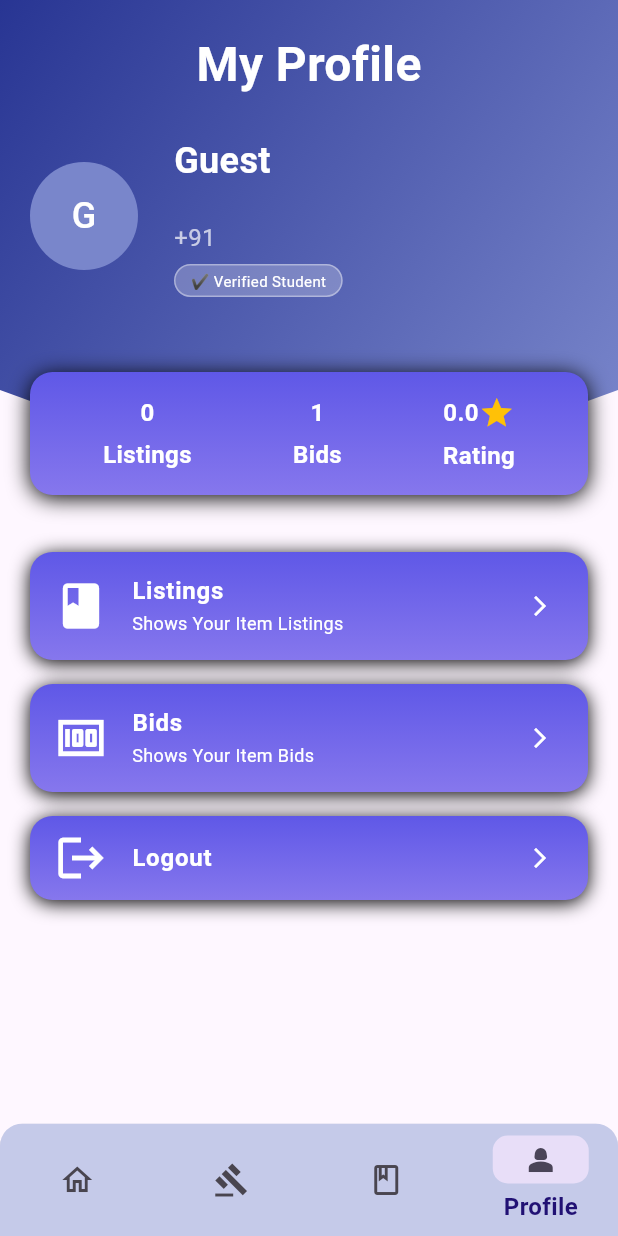
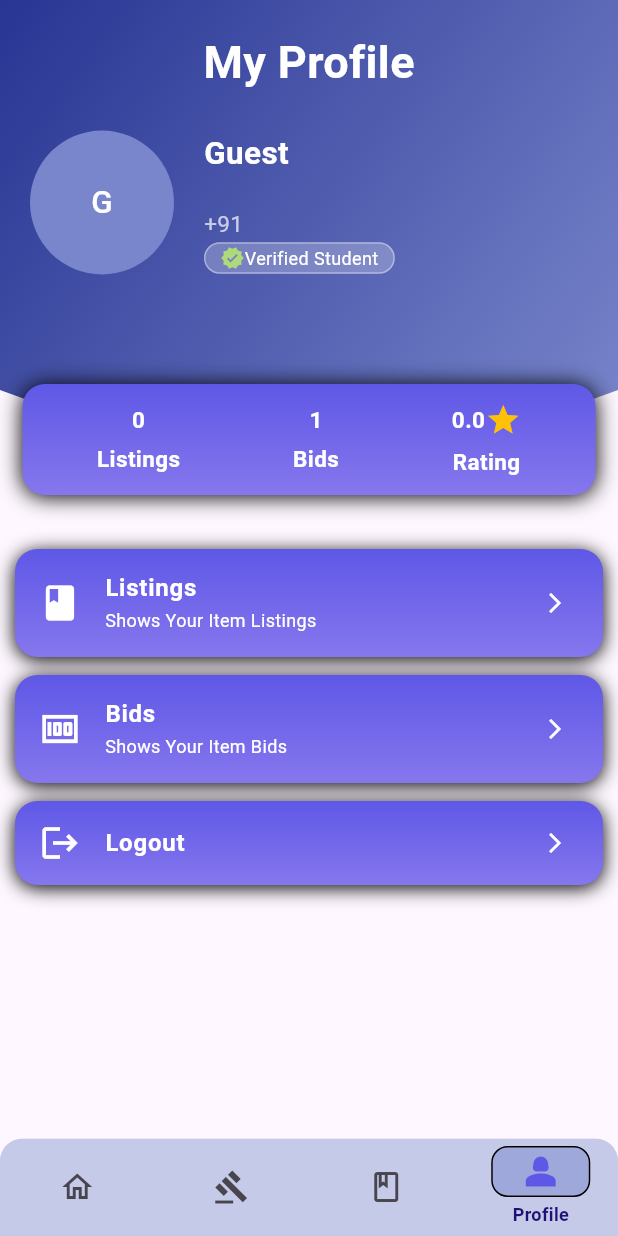
Before and after one commit to Galon123/Campus-Market-Place-App, a Flutter app: the MainNavigationHub screen opened directly, item 4 of the bottom bar chosen, on a phone screen of 412 x 824 dp. Run offline on Flutter 3.47's test engine with Material 3 defaults, Android fonts, the phone set to English and light mode, and no system bars; our stand-ins replace cookie_jar, dio, dio_cookie_manager.

Commit message:
Optimized the  font sizes a bit and additional UI changes

```diff
--- a/lib/constants.dart
+++ b/lib/constants.dart
@@ -18,10 +18,10 @@ class AppColors{
 
 class AppTextSizes{
 
-  static const double smallText = 12.0;
-  static const double mediumText = 16.0;
-  static const double subHeadings = 24.0;
-  static const double mainHeadings = 32.0;
-
-  static const double largeText = 40.0;
+  static const double verySmallText = 12.0;
+  static const double smallText = 15.0;
+  static const double mediumText = 18.0;
+  static const double subHeadings = 21.0;
+  static const double largeText = 24.0;
+  static const double mainHeadings = 30.0;
 }
--- a/lib/main.dart
+++ b/lib/main.dart
@@ -58,12 +58,21 @@ class MarketplaceApp extends StatelessWidget {
           labelTextStyle: WidgetStateProperty.resolveWith((state) {
             if(state.contains(WidgetState.selected)){
               return TextStyle(
-                fontSize: AppTextSizes.mediumText,
+                fontSize: AppTextSizes.verySmallText,
                 fontWeight: FontWeight.bold,
                 color: AppColors.textComplemtaryColor
               );
-            }
-          })
+            } else {return null;}
+          }),
+          iconTheme: WidgetStateProperty.resolveWith((state) {
+            if(state.contains(WidgetState.selected)){
+              return IconThemeData(
+                size: 30,
+                color: AppColors.primaryColor
+              );
+            } else {return null;}
+          }),
+          indicatorColor: Colors.indigo.shade200
         )
       ),
     );
--- a/lib/models/Product.dart
+++ b/lib/models/Product.dart
@@ -5,9 +5,9 @@ class Product {
   final String sellerName;
   final String description;
   final double price;
-  final String img_url;
+  final String imgUrl;
 
-  Product({required this.id, required this.title, required this.sellerName, required this.description, required this.price, required this.img_url});
+  Product({required this.id, required this.title, required this.sellerName, required this.description, required this.price, required this.imgUrl});
 
   factory Product.fromJson(Map <String, dynamic> json){
     return Product(
@@ -16,7 +16,7 @@ class Product {
       sellerName: json['username'],
       description: json['description'],
       price: json['price'],
-      img_url: json['primary_image']
+      imgUrl: json['primary_image']
     );
   }
 }
--- a/lib/screens/feedScreen.dart
+++ b/lib/screens/feedScreen.dart
@@ -1,4 +1,3 @@
-import 'package:e_commerce_refactor/constants.dart';
 import 'package:flutter/material.dart';
 
 class FeedScreen extends StatefulWidget {
--- a/lib/screens/mainNavigationHub.dart
+++ b/lib/screens/mainNavigationHub.dart
@@ -43,11 +43,11 @@ class _MainNavigationHubState extends State<MainNavigationHub> {
         child: ClipRRect(
           borderRadius: BorderRadius.only(topLeft: Radius.circular(15), topRight: Radius.circular(15)),
           child: NavigationBar(
-            height: 75,
+            height: 65,
             elevation: 4,
             shadowColor: Colors.black,
             backgroundColor: Colors.indigo.shade100,
-            indicatorShape: RoundedRectangleBorder(borderRadius: BorderRadiusGeometry.circular(10.0)),
+            indicatorShape: RoundedRectangleBorder( side: BorderSide(width: 1, strokeAlign: BorderSide.strokeAlignOutside),borderRadius: BorderRadiusGeometry.circular(10.0)),
             labelBehavior: NavigationDestinationLabelBehavior.onlyShowSelected,
             selectedIndex: _currentIndex,
             onDestinationSelected: (int index) {
--- a/lib/screens/profileScreen.dart
+++ b/lib/screens/profileScreen.dart
@@ -1,6 +1,5 @@
 import 'package:e_commerce_refactor/constants.dart';
 import 'package:e_commerce_refactor/providers/UserProvider.dart';
-import 'package:e_commerce_refactor/screens/mainNavigationHub.dart';
 import 'package:flutter/material.dart';
 import 'package:provider/provider.dart';
 
@@ -48,26 +47,31 @@ class _ProfileScreenState extends State<ProfileScreen> {
                                   Row(
                                     children: [
                                       CircleAvatar(
-                                        radius: 36,
+                                        radius: 48,
                                         backgroundColor: Color(0xFF7986CB),
                                         child: Text(userProvider.username[0], style: TextStyle(fontSize: AppTextSizes.subHeadings, color: Colors.white)),
                                       ),
-                                      SizedBox(width: 24),
+                                      SizedBox(width: 20),
                                       Column(
                                         crossAxisAlignment: CrossAxisAlignment.start,
                                         children: [
                                           Text(userProvider.username, style: TextStyle(color: Colors.white, fontSize: AppTextSizes.subHeadings, fontWeight: FontWeight.bold)),
-                                          Text(userProvider.email, style: TextStyle(color: Colors.white70, fontSize: AppTextSizes.mediumText)),
-                                          Text("+91 ${userProvider.phoneNo}", style: TextStyle(color: Colors.white70, fontSize: AppTextSizes.mediumText)),
-                                          SizedBox(height: 6),
+                                          Text(userProvider.email, style: TextStyle(color: Colors.white70, fontSize: AppTextSizes.smallText)),
+                                          Text("+91 ${userProvider.phoneNo}", style: TextStyle(color: Colors.white70, fontSize: AppTextSizes.smallText)),
+                                          SizedBox(height: 2),
                                           Container(
-                                            padding: EdgeInsets.symmetric(horizontal: 10, vertical: 3),
+                                            padding: EdgeInsets.symmetric(horizontal: 10, vertical: 1),
                                             decoration: BoxDecoration(
                                               color: Colors.white24,
                                               borderRadius: BorderRadius.circular(20),
                                               border: Border.all(color: Colors.white38),
                                             ),
-                                            child: Text('✔ Verified Student', style: TextStyle(color: AppColors.textColorDefault, fontSize: 10)),
+                                            child: Row(
+                                              children: [
+                                                Icon(Icons.verified,color: AppColors.positiveTextColor, size:16,),
+                                                Text('Verified Student', style: TextStyle(color: AppColors.textColorDefault, fontSize: AppTextSizes.verySmallText)),
+                                              ],
+                                            ),
                                           ),
                                         ],
                                       ),
@@ -82,10 +86,10 @@ class _ProfileScreenState extends State<ProfileScreen> {
 
                       Positioned(
                         bottom: -30,
-                        left: 20,
-                        right: 20,
+                        left: 15,
+                        right: 15,
                         child: Container(
-                          padding: EdgeInsets.all(15.0),
+                          padding: EdgeInsets.all(12.0),
                           decoration: BoxDecoration(
                             gradient: LinearGradient(
                               colors: [AppColors.primaryColor, AppColors.secondaryColor],
@@ -95,7 +99,7 @@ class _ProfileScreenState extends State<ProfileScreen> {
                             color: Colors.white,
                             borderRadius: BorderRadius.circular(15),
                             boxShadow: [
-                              BoxShadow(color: Colors.black.withValues(), blurRadius: 12, offset: const Offset(0,2))
+                              BoxShadow(color: Colors.black.withValues(), blurRadius: 12, offset: const Offset(0,1))
                             ]
                           ),
                           child: Row(
@@ -124,7 +128,7 @@ class _ProfileScreenState extends State<ProfileScreen> {
   Widget _buildCard({required IconData icon, required String title, String? subtitle, required VoidCallback onTap}){
 
     return Container(
-      margin: EdgeInsets.symmetric(horizontal: 20, vertical: 8),
+      margin: EdgeInsets.symmetric(horizontal: 10, vertical: 6),
       decoration: BoxDecoration(
         gradient: LinearGradient(
           colors: [AppColors.primaryColor, AppColors.secondaryColor],
@@ -137,13 +141,13 @@ class _ProfileScreenState extends State<ProfileScreen> {
         ]
       ),
       child: ListTile(
-        leading: Icon(icon, color: AppColors.textColorDefault,size: 36,),
+        leading: Icon(icon, color: AppColors.textColorDefault,size: 28,),
         title: Text(title, style: TextStyle(
-          fontWeight: FontWeight.w600,
+          fontWeight: FontWeight.w700,
           color: AppColors.textColorDefault
         ),),
         subtitle: subtitle != null ? Text(subtitle, style: TextStyle(
-          fontSize: AppTextSizes.smallText,
+          fontSize: AppTextSizes.verySmallText,
           color: AppColors.textColorDefault
         ),) : null,
         trailing: Icon(Icons.arrow_forward_ios, size: 16, color: AppColors.textColorDefault,),
@@ -154,14 +158,13 @@ class _ProfileScreenState extends State<ProfileScreen> {
 
   Widget _statItem({required String value, required String field}){
 
-    return Container(
-      child: Column(
+    return Column(
         mainAxisAlignment: MainAxisAlignment.center,
         children: [
           Row(
             children: [
               Text(value, style: TextStyle(
-                fontSize: AppTextSizes.mediumText,
+                fontSize: AppTextSizes.smallText,
                 color: AppColors.textColorDefault,
                 fontWeight: FontWeight.w700
               ),),
@@ -170,13 +173,12 @@ class _ProfileScreenState extends State<ProfileScreen> {
           ),
           SizedBox(height: 5,),
           Text(field, style: TextStyle(
-                fontSize: AppTextSizes.mediumText,
+                fontSize: AppTextSizes.smallText,
                 color: AppColors.textColorDefault,
                 fontWeight: FontWeight.w700
               ),)
         ],
-      ),
-    );
+      );
   }
 }
 
--- a/lib/services/ApiClient.dart
+++ b/lib/services/ApiClient.dart
@@ -6,7 +6,7 @@ import 'package:dio_cookie_manager/dio_cookie_manager.dart';
 import 'package:flutter/material.dart';
 import 'package:path_provider/path_provider.dart';
 
-const BASE_URL = "http://0.0.0.0:8000";
+const BASE_URL = "http://192.168.1.12:8000";
 
 class Apiclient {
 
```
Also changed, not shown: lib/screens/loginScreen.dart (+5 -5 lines), lib/screens/registerScreen.dart (+21 -20 lines).
